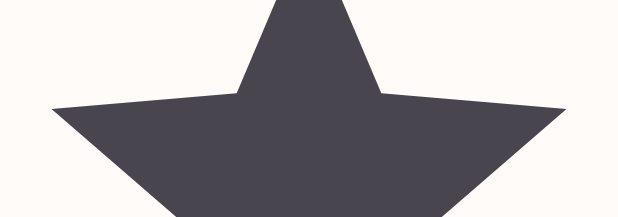
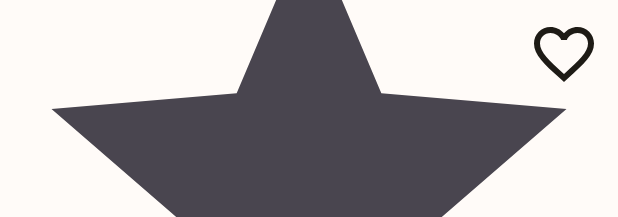
Before and after one commit to l2hyunwoo/Phresco, an Android app: the layout item_feed_image.xml on its own in the app's theme, with its tools: preview values and no code run, on a phone screen of 412 x 824 dp. Shown: the top 217 px of the screen. Run offline under Robolectric (Android 15) with nearby library versions, the phone set to English and light mode, and no system bars.

Commit message:
[feature/favorite] 좋아요 버튼 만들기

```diff
--- /dev/null
+++ b/app/src/main/res/drawable/ic_favorite_checked.xml
@@ -0,0 +1,10 @@
+<vector xmlns:android="http://schemas.android.com/apk/res/android"
+    android:width="48dp"
+    android:height="48dp"
+    android:viewportWidth="24"
+    android:viewportHeight="24"
+    android:tint="?attr/colorOnSurface">
+  <path
+      android:fillColor="?attr/colorOnSurface"
+      android:pathData="M12,21.35l-1.45,-1.32C5.4,15.36 2,12.28 2,8.5 2,5.42 4.42,3 7.5,3c1.74,0 3.41,0.81 4.5,2.09C13.09,3.81 14.76,3 16.5,3 19.58,3 22,5.42 22,8.5c0,3.78 -3.4,6.86 -8.55,11.54L12,21.35z"/>
+</vector>
--- /dev/null
+++ b/app/src/main/res/drawable/ic_favorite_unchecked.xml
@@ -0,0 +1,10 @@
+<vector xmlns:android="http://schemas.android.com/apk/res/android"
+    android:width="48dp"
+    android:height="48dp"
+    android:viewportWidth="24"
+    android:viewportHeight="24"
+    android:tint="?attr/colorOnSurface">
+  <path
+      android:fillColor="?attr/colorOnSurface"
+      android:pathData="M16.5,3c-1.74,0 -3.41,0.81 -4.5,2.09C10.91,3.81 9.24,3 7.5,3 4.42,3 2,5.42 2,8.5c0,3.78 3.4,6.86 8.55,11.54L12,21.35l1.45,-1.32C18.6,15.36 22,12.28 22,8.5 22,5.42 19.58,3 16.5,3zM12.1,18.55l-0.1,0.1 -0.1,-0.1C7.14,14.24 4,11.39 4,8.5 4,6.5 5.5,5 7.5,5c1.54,0 3.04,0.99 3.57,2.36h1.87C13.46,5.99 14.96,5 16.5,5c2,0 3.5,1.5 3.5,3.5 0,2.89 -3.14,5.74 -7.9,10.05z"/>
+</vector>
--- /dev/null
+++ b/app/src/main/res/drawable/state_favorite_button.xml
@@ -0,0 +1,5 @@
+<?xml version="1.0" encoding="utf-8"?>
+<selector xmlns:android="http://schemas.android.com/apk/res/android">
+    <item android:drawable="@drawable/ic_favorite_checked" android:state_checked="true" />
+    <item android:drawable="@drawable/ic_favorite_unchecked" android:state_checked="false" />
+</selector>
--- a/app/src/main/res/layout/item_feed_image.xml
+++ b/app/src/main/res/layout/item_feed_image.xml
@@ -3,8 +3,7 @@
     xmlns:app="http://schemas.android.com/apk/res-auto"
     xmlns:tools="http://schemas.android.com/tools">
 
-    <data>
-    </data>
+    <data></data>
 
     <androidx.constraintlayout.widget.ConstraintLayout
         android:layout_width="match_parent"
@@ -18,5 +17,17 @@
             android:scaleType="centerCrop"
             app:layout_constraintTop_toTopOf="parent"
             tools:src="@drawable/ic_star" />
+
+        <ImageButton
+            android:id="@+id/btn_feed_favorite"
+            android:layout_width="wrap_content"
+            android:layout_height="wrap_content"
+            android:layout_marginTop="12dp"
+            android:layout_marginEnd="12dp"
+            android:background="@null"
+            android:checked="false"
+            android:src="@drawable/state_favorite_button"
+            app:layout_constraintEnd_toEndOf="parent"
+            app:layout_constraintTop_toTopOf="parent" />
     </androidx.constraintlayout.widget.ConstraintLayout>
 </layout>
```
